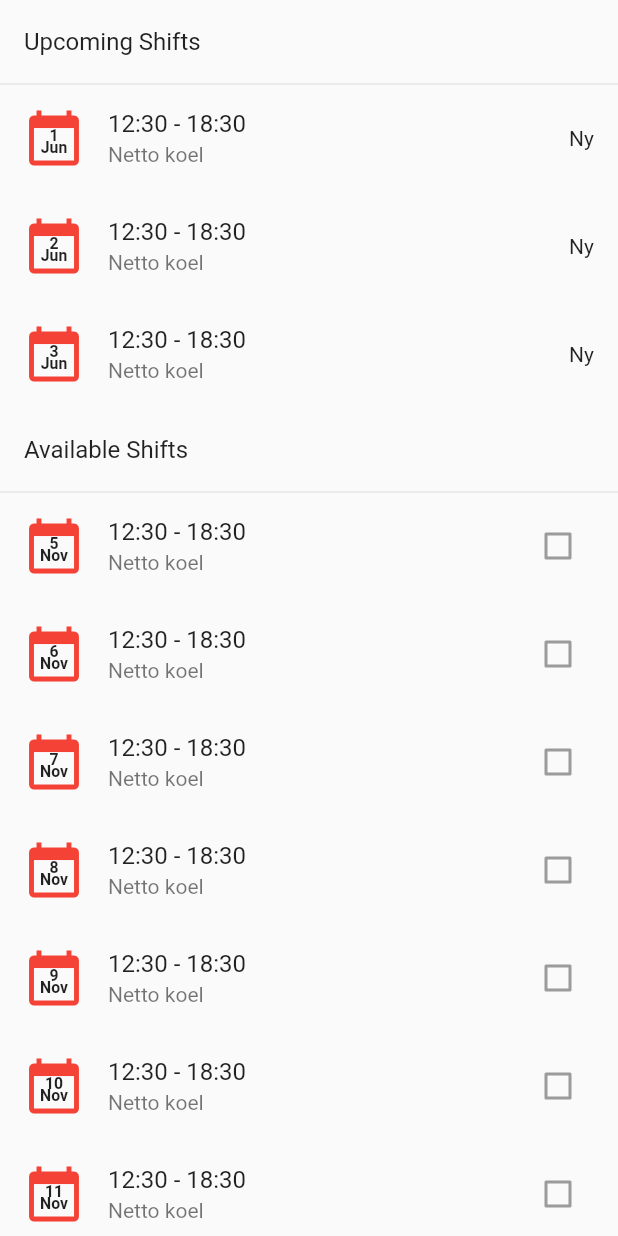
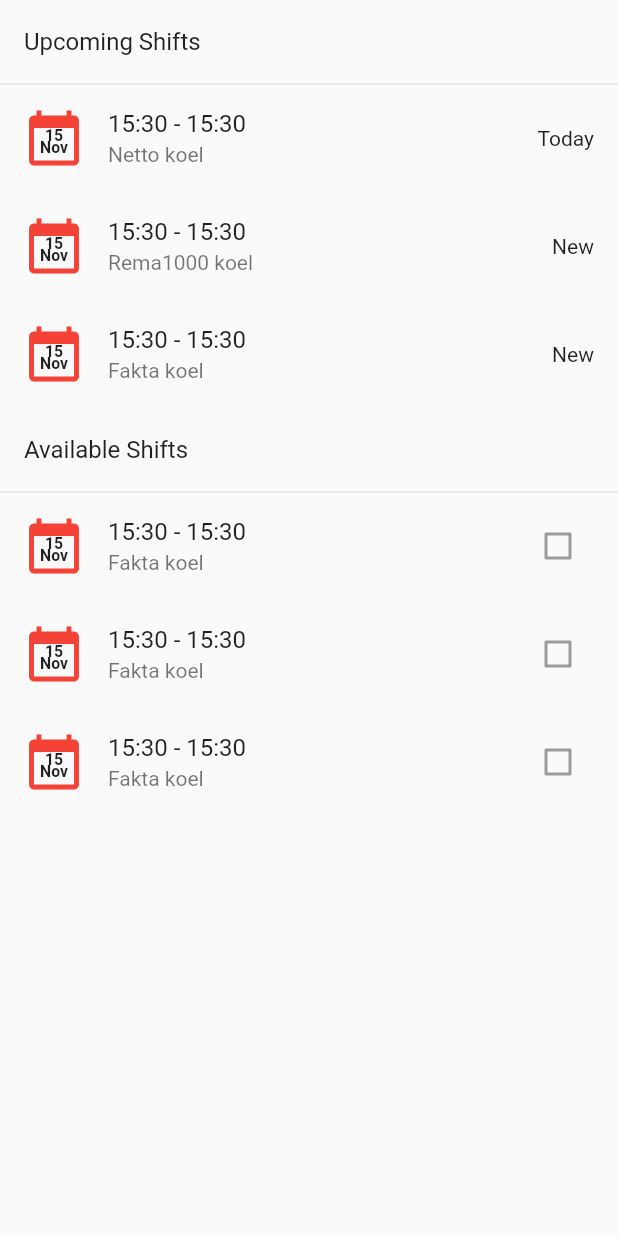
Before and after one commit to effortless-mgmt/ems_app, a Flutter app: the HomeScreen screen opened directly, on a phone screen of 412 x 824 dp. Run offline on Flutter 3.47's test engine with Material 2 defaults, Android fonts, the phone set to English and light mode, and no system bars.

Commit message:
Added class hierarchy with factories and all that jazz

```diff
--- a/lib/src/screens/home_screen.dart
+++ b/lib/src/screens/home_screen.dart
@@ -17,7 +17,7 @@
       return Column(children: [
         ListTile(
           title: Text(
-            item.heading,
+            item._heading,
           ),
         ),
         Divider(
@@ -34,24 +34,24 @@
 
   _buildUpcomingShifts(BuildContext context, UpcomingShift item) {
     return ListTile(
-      leading: _buildDateIcon(context, item.shiftStart),
-      title: Text(DateFormat.Hm().format(item.shiftStart) +
+      leading: _buildDateIcon(context, item._shiftStart),
+      title: Text(DateFormat.Hm().format(item._shiftStart) +
           " - " +
-          DateFormat.Hm().format(item.shiftEnd)),
-      subtitle: Text(item.location),
-      trailing: Text(item.status),
+          DateFormat.Hm().format(item._shiftEnd)),
+      subtitle: Text(item._location),
+      trailing: Text(item._status),
     );
   }
 
   _buildAvailableShifts(BuildContext context, AvailableShift item) {
     return ListTile(
-      leading: _buildDateIcon(context, item.shiftStart),
-      title: Text(DateFormat.Hm().format(item.shiftStart) +
+      leading: _buildDateIcon(context, item._shiftStart),
+      title: Text(DateFormat.Hm().format(item._shiftStart) +
           " - " +
-          DateFormat.Hm().format(item.shiftEnd)),
-      subtitle: Text(item.location),
+          DateFormat.Hm().format(item._shiftEnd)),
+      subtitle: Text(item._location),
       trailing: Checkbox(
-        value: item.checked,
+        value: item._checked,
         onChanged: null, // TODO: add method for accepting available shift,
       ),
     );
@@ -102,43 +102,111 @@
 class ListItem {}
 
 class HeadingItem extends ListItem {
-  final String heading;
+  final String _heading;
 
-  HeadingItem(this.heading);
+  HeadingItem(this._heading);
 }
 
 class ShiftItem extends ListItem {
-  // DateTime shiftStart;
-  // DateTime shiftEnd;
-  // String location;
+  final DateTime _shiftStart;
+  final DateTime _shiftEnd;
+  final String _location;
+
+  ShiftItem.protected(this._shiftStart, this._shiftEnd, this._location);
+
+  factory ShiftItem.fromJson(Map<dynamic, dynamic> json) {
+    if (json["type"] == "available") {
+      return AvailableShift(
+        shiftStart: DateTime.parse(json["shiftStart"]),
+        shiftEnd: DateTime.parse(json["shiftEnd"]),
+        location: json["location"],
+      );
+    } else if (json["type"] == "upcoming") {
+      return UpcomingShift(
+        status: json["status"],
+        shiftStart: DateTime.parse(json["shiftStart"]),
+        shiftEnd: DateTime.parse(json["shiftEnd"]),
+        location: json["location"],
+      );
+    } else {
+      return null;
+    }
+  }
 }
 
-class AvailableShift implements ShiftItem {
-  final DateTime shiftStart;
-  final DateTime shiftEnd;
-  final String location;
-  bool checked = false;
-
-  AvailableShift(this.shiftStart, this.shiftEnd, this.location, this.checked);
+class AvailableShift extends ShiftItem {
+  bool _checked = false;
+  AvailableShift({@required shiftStart, @required shiftEnd, @required location})
+      : super.protected(shiftStart, shiftEnd, location);
 }
 
-class UpcomingShift implements ShiftItem {
-  final DateTime shiftStart;
-  final DateTime shiftEnd;
-  final String location;
-  final String status;
-
-  UpcomingShift(this.shiftStart, this.shiftEnd, this.location, this.status);
+class UpcomingShift extends ShiftItem {
+  String _status = "new";
+  UpcomingShift(
+      {@required shiftStart,
+      @required shiftEnd,
+      @required location,
+      @required status})
+      : this._status = status,
+        super.protected(shiftStart, shiftEnd, location);
 }
 
-final exampleList = new List<ListItem>.generate(
-    16,
-    (i) => i % 4 == 0 && i < 5
-        ? (i < 4
-            ? HeadingItem("Upcoming Shifts")
-            : HeadingItem("Available Shifts"))
-        : ((i >= 4)
-            ? AvailableShift(DateTime(2017, 11, i, 12, 30),
-                DateTime(2017, 11, i, 18, 30), "Netto koel", false)
-            : UpcomingShift(DateTime(2017, 6, i, 12, 30),
-                DateTime(2017, 6, i, 18, 30), "Netto koel", "Ny")));
+final shiftItem1 = ShiftItem.fromJson({
+  "type": "upcoming",
+  "shiftStart": "2018-11-15T15:30:00",
+  "shiftEnd": "2018-11-15T15:30:00",
+  "location": "Netto koel",
+  "status": "Today",
+});
+
+final shiftItem2 = ShiftItem.fromJson({
+  "type": "upcoming",
+  "shiftStart": "2018-11-15T15:30:00",
+  "shiftEnd": "2018-11-15T15:30:00",
+  "location": "Rema1000 koel",
+  "status": "New",
+});
+
+final shiftItem3 = ShiftItem.fromJson({
+  "type": "upcoming",
+  "shiftStart": "2018-11-15T15:30:00",
+  "shiftEnd": "2018-11-15T15:30:00",
+  "location": "Fakta koel",
+  "status": "New",
+});
+
+final shiftItem4 = ShiftItem.fromJson({
+  "type": "available",
+  "shiftStart": "2018-11-15T15:30:00",
+  "shiftEnd": "2018-11-15T15:30:00",
+  "location": "Fakta koel",
+});
+
+final shiftItem5 = ShiftItem.fromJson({
+  "type": "available",
+  "shiftStart": "2018-11-15T15:30:00",
+  "shiftEnd": "2018-11-15T15:30:00",
+  "location": "Fakta koel",
+});
+
+final shiftItem6 = ShiftItem.fromJson({
+  "type": "available",
+  "shiftStart": "2018-11-15T15:30:00",
+  "shiftEnd": "2018-11-15T15:30:00",
+  "location": "Fakta koel",
+});
+
+final head1 = HeadingItem("Upcoming Shifts");
+
+final head2 = HeadingItem("Available Shifts");
+
+final exampleList = [
+  head1,
+  shiftItem1,
+  shiftItem2,
+  shiftItem3,
+  head2,
+  shiftItem4,
+  shiftItem5,
+  shiftItem6
+];
--- a/lib/util/user_loader.dart
+++ b/lib/util/user_loader.dart
@@ -1,23 +1,23 @@
-import 'dart:async';
-import 'dart:convert';
-import 'package:http/http.dart' as http;
-import 'user_list.dart';
+// import 'dart:async';
+// import 'dart:convert';
+// import 'package:http/http.dart' as http;
+// import 'user_list.dart';
 
-class UserLoader {
-  UserList _currentUserList;
+// class UserLoader {
+//   UserList _currentUserList;
 
-  Future<UserList> fetchUserList(String token) async {
-    print("Fetching List of Users. Token used: $token");
-    final response = await http.get("not a website yet/$token");
+//   Future<UserList> fetchUserList(String token) async {
+//     print("Fetching List of Users. Token used: $token");
+//     final response = await http.get("not a website yet/$token");
 
-    if (response.statusCode == 200) {
-      UserList userList = UserList.fromJson(json.decode(response.body));
-      _currentUserList = userList;
-      return userList;
-    } else {
-      throw TimeoutException("Failed to load contact");
-    }
-  }
+//     if (response.statusCode == 200) {
+//       UserList userList = UserList.fromJson(json.decode(response.body));
+//       _currentUserList = userList;
+//       return userList;
+//     } else {
+//       throw TimeoutException("Failed to load contact");
+//     }
+//   }
 
-  UserList get current => _currentUserList;
-}
+//   UserList get current => _currentUserList;
+// }
```
